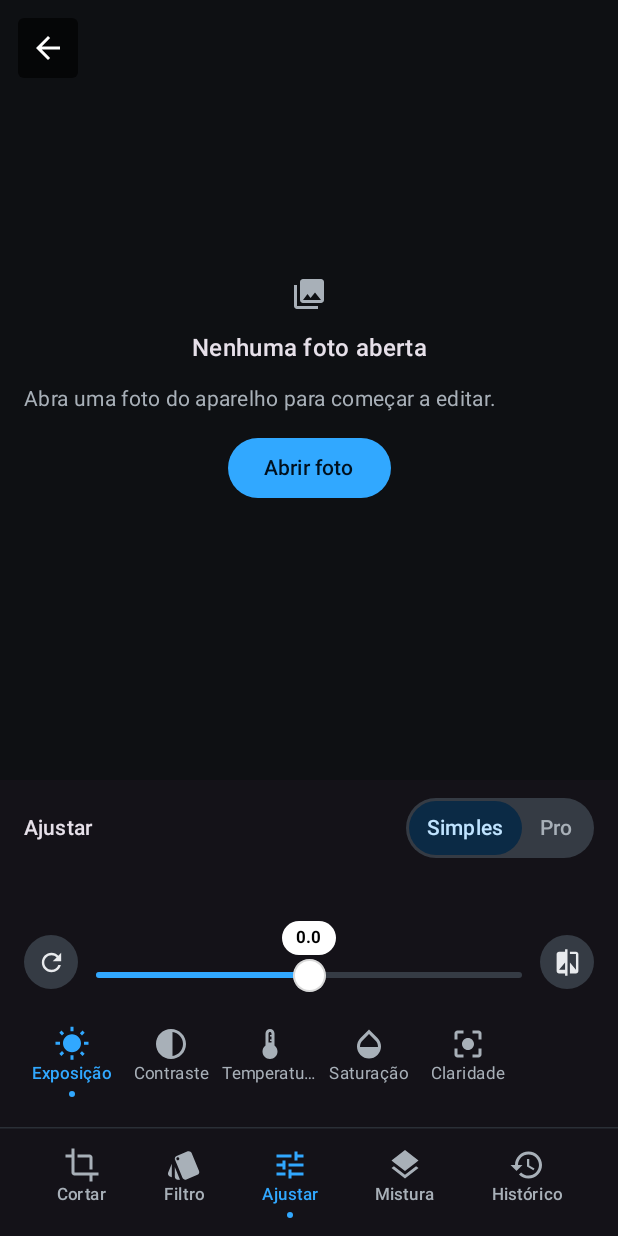
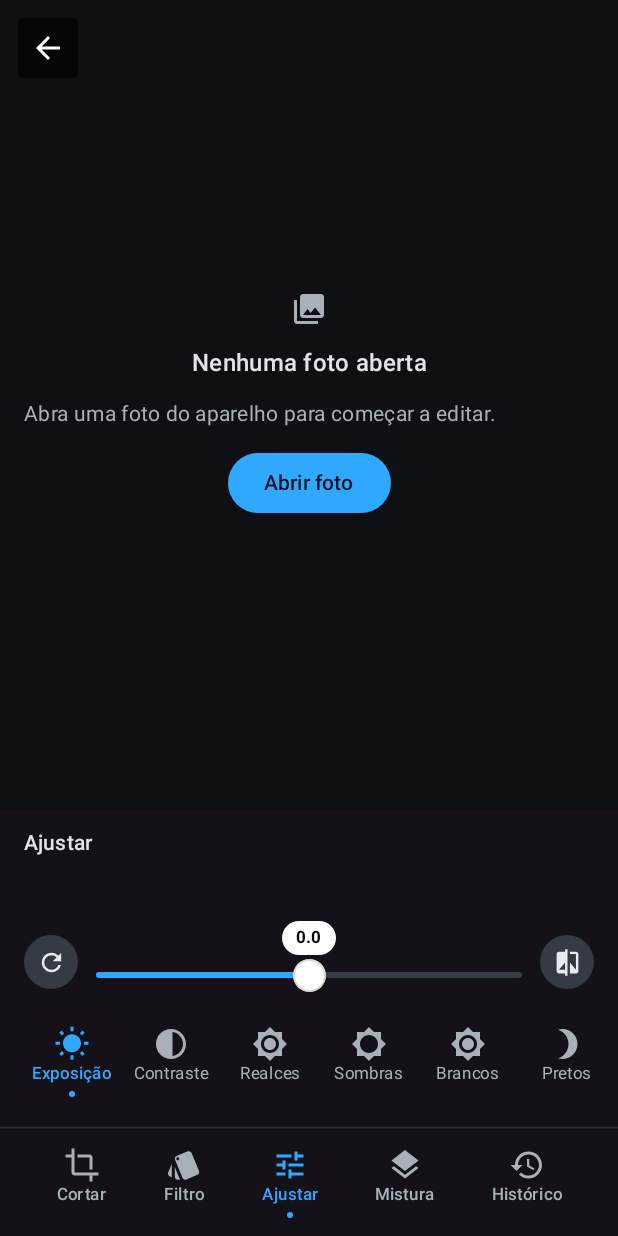
Before and after one commit to rennervdprog/lume, an Android app built with Jetpack Compose: the EditorScreen screen opened through its navigation route, on a phone screen of 412 x 824 dp. Run offline under Robolectric (Android 15) with nearby library versions, the phone set to English and light mode, and no system bars; our stand-ins replace Room's generated code.

Commit message:
Tira o seletor Simples/Pro, Pro sempre visivel (0.14.1)

```diff
--- a/app/build.gradle.kts
+++ b/app/build.gradle.kts
@@ -16,8 +16,8 @@ android {
         applicationId = "app.lume"
         minSdk = 24
         targetSdk = 36
-        versionCode = 16
-        versionName = "0.14.0"
+        versionCode = 17
+        versionName = "0.14.1"
 
         testInstrumentationRunner = "androidx.test.runner.AndroidJUnitRunner"
     }
--- a/app/src/main/java/app/lume/ui/editor/EditorPanels.kt
+++ b/app/src/main/java/app/lume/ui/editor/EditorPanels.kt
@@ -65,7 +65,6 @@ import androidx.compose.material3.Icon
 import androidx.compose.material3.IconButton
 import androidx.compose.material3.MaterialTheme
 import androidx.compose.material3.OutlinedButton
-import androidx.compose.material3.Surface
 import androidx.compose.material3.Text
 import androidx.compose.material3.TextButton
 import androidx.compose.runtime.Composable
@@ -198,18 +197,21 @@ internal fun EditorToolRail(
 }
 
 /**
- * Painel Ajustar (v4): todos os controles de luz, cor e efeitos num
- * só lugar, com trilho de ícones rolável. Simples mostra 5
- * controles; Pro abre os 15, com HSL e Curva no fim do trilho. O
- * histograma fica sempre visível no topo do painel.
+ * Painel Ajustar (v4, sem seletor desde 0.14.1): todos os controles
+ * de luz, cor e efeitos num só lugar, com trilho de ícones rolável.
+ * O trilho lista SEMPRE as 23 ferramentas — nada some atrás de
+ * modo. Só o que é Pro de verdade leva o selo ★: Níveis, Balanço,
+ * Névoa, Gama, Giro de cor, Desfoque e Pele travam no toque
+ * (paywall); o HSL leva o selo porque 4 canais dentro dele são
+ * Pro, mas o toque abre a seção (os 4 canais grátis funcionam).
+ * RGB e Curva são grátis e não levam selo, como a tabela aprovada.
+ * O histograma fica sempre visível no topo do painel.
  */
 @Composable
 internal fun AdjustPanel(
     recipe: Recipe,
     histogram: List<Float>,
     isPro: Boolean,
-    simpleMode: Boolean,
-    onSimpleModeChange: (Boolean) -> Unit,
     selectedSub: String,
     onSubSelect: (String) -> Unit,
     hslChannel: Int,
@@ -222,24 +224,15 @@ internal fun AdjustPanel(
     onCompareChange: (Boolean) -> Unit,
     modifier: Modifier = Modifier
 ) {
-    // Simples: 5 controles sobre a MESMA receita. Nada se perde ao
-    // trocar para o modo Pro — só a densidade muda.
-    val options = if (simpleMode) {
-        listOf(
-            IconSubOption("exposure", "Exposição", Icons.Filled.WbSunny),
-            IconSubOption("contrast", "Contraste", Icons.Filled.Contrast),
-            IconSubOption("temperature", "Temperatura", Icons.Filled.Thermostat),
-            IconSubOption("saturation", "Saturação", Icons.Filled.Opacity),
-            IconSubOption("clarity", "Claridade", Icons.Filled.CenterFocusStrong)
-        )
-    } else {
-        // Ajustar Pro (0.14.0): os itens novos do motor entram no
-        // fim do trilho, depois da Curva. Os Pro levam o selo ★ e o
-        // toque abre o paywall — nada some atrás de modo. O RGB é
-        // grátis (CURVES_BASIC): sem selo, como a tabela aprovada.
+    // Trilho único: as 23 ferramentas sobre a MESMA receita, sempre
+    // visíveis. Os Pro levam o selo ★ e o toque abre o paywall —
+    // nada some atrás de modo. O RGB é grátis (CURVES_BASIC): sem
+    // selo, como a tabela aprovada. O HSL leva selo sem travar
+    // (proInside): os 4 canais grátis abrem, os 4 Pro travam dentro.
     val adjustProLocked = !ProPolicy.isUnlocked(Feature.ADJUST_PRO, isPro)
     val blurSkinLocked = !ProPolicy.isUnlocked(Feature.BLUR_SKIN, isPro)
-        listOf(
+    val hslHasProInside = !ProPolicy.isUnlocked(Feature.HSL_FULL, isPro)
+    val options = listOf(
         IconSubOption("exposure", "Exposição", Icons.Filled.WbSunny),
         IconSubOption("contrast", "Contraste", Icons.Filled.Contrast),
         IconSubOption("highlights", "Realces", Icons.Filled.BrightnessHigh),
@@ -253,7 +246,7 @@ internal fun AdjustPanel(
         IconSubOption("clarity", "Claridade", Icons.Filled.CenterFocusStrong),
         IconSubOption("vignette", "Vinheta", Icons.Filled.FilterFrames),
         IconSubOption("fade", "Desbotado", Icons.Filled.Gradient),
-            IconSubOption("hsl", "HSL", Icons.Filled.ColorLens),
+        IconSubOption("hsl", "HSL", Icons.Filled.ColorLens, proInside = hslHasProInside),
         IconSubOption("curve", "Curva", Icons.Filled.ShowChart),
         IconSubOption("levels", "Níveis", Icons.Filled.Tonality, adjustProLocked),
         IconSubOption("balance", "Balanço", Icons.Filled.WbCloudy, adjustProLocked),
@@ -264,7 +257,6 @@ internal fun AdjustPanel(
         IconSubOption("blur", "Desfoque", Icons.Filled.BlurOn, blurSkinLocked),
         IconSubOption("smooth", "Pele", Icons.Filled.Face, blurSkinLocked)
     )
-    }
     val effectiveSub = if (options.any { it.id == selectedSub }) {
         selectedSub
     } else {
@@ -277,10 +269,7 @@ internal fun AdjustPanel(
         verticalArrangement = Arrangement.spacedBy(LumeSpacing.xs)
     ) {
         PanelHeader(
-            title = "Ajustar",
-            trailing = {
-                MiniSegment(simple = simpleMode, onChange = onSimpleModeChange)
-            }
+            title = "Ajustar"
         )
         HistogramStrip(values = histogram)
         when (effectiveSub) {
@@ -642,65 +631,6 @@ private fun RgbSection(
             formatValue = ::formatSigned,
             onReset = { onDraft(recipe.copy(rgbB = 0f)); onCommit() },
             onCompareChange = onCompareChange
-        )
-    }
-}
-
-/** Segmento pequeno Simples/Pro no cabeçalho do painel Luz. */
-@Composable
-private fun MiniSegment(
-    simple: Boolean,
-    onChange: (Boolean) -> Unit,
-    modifier: Modifier = Modifier
-) {
-    Surface(
-        color = MaterialTheme.colorScheme.surfaceContainerHighest,
-        shape = CircleShape,
-        modifier = modifier
-    ) {
-        Row(modifier = Modifier.padding(2.dp)) {
-            MiniSegmentOption(
-                label = "Simples",
-                selected = simple,
-                onClick = { onChange(true) }
-            )
-            MiniSegmentOption(
-                label = "Pro",
-                selected = !simple,
-                onClick = { onChange(false) }
-            )
-        }
-    }
-}
-
-@Composable
-private fun MiniSegmentOption(
-    label: String,
-    selected: Boolean,
-    onClick: () -> Unit,
-    modifier: Modifier = Modifier
-) {
-    Box(
-        modifier = modifier
-            .clip(CircleShape)
-            .background(
-                if (selected) {
-                    MaterialTheme.colorScheme.primaryContainer
-                } else {
-                    Color.Transparent
-                }
-            )
-            .clickable(onClick = onClick)
-            .padding(horizontal = LumeSpacing.sm, vertical = LumeSpacing.xs)
-    ) {
-        Text(
-            text = label,
-            style = MaterialTheme.typography.labelLarge,
-            color = if (selected) {
-                MaterialTheme.colorScheme.onPrimaryContainer
-            } else {
-                MaterialTheme.colorScheme.onSurfaceVariant
-            }
         )
     }
 }
--- a/app/src/main/java/app/lume/ui/editor/EditorScreen.kt
+++ b/app/src/main/java/app/lume/ui/editor/EditorScreen.kt
@@ -99,7 +99,6 @@ fun EditorScreen(
     val scope = rememberCoroutineScope()
     val context = LocalContext.current
     var selectedTool by remember { mutableStateOf(EditorTool.ADJUST) }
-    var simpleMode by remember { mutableStateOf(true) }
     var splitMode by remember { mutableStateOf(false) }
     var splitFraction by remember { mutableFloatStateOf(0.5f) }
     var showSaveDialog by remember { mutableStateOf(false) }
@@ -580,8 +579,6 @@ fun EditorScreen(
                             recipe = state.recipe,
                             histogram = state.histogram,
                             isPro = state.isPro,
-                            simpleMode = simpleMode,
-                            onSimpleModeChange = { simpleMode = it },
                             selectedSub = adjustSub,
                             onSubSelect = { adjustSub = it },
                             hslChannel = hslChannel,
--- a/app/src/main/java/app/lume/ui/editor/SlimControls.kt
+++ b/app/src/main/java/app/lume/ui/editor/SlimControls.kt
@@ -295,7 +295,14 @@ internal data class IconSubOption(
      * Recurso Pro no plano grátis: o item fica visível com o selo ★
      * e o toque abre o paywall ([onLockedSelect]) em vez de selecionar.
      */
-    val sealed: Boolean = false
+    val sealed: Boolean = false,
+    /**
+     * Tem Pro dentro, mas o item em si é usável no plano grátis:
+     * mostra o selo ★ e o toque seleciona normalmente — a trava
+     * mora dentro da seção (ex.: HSL: 4 canais grátis, 4 Pro).
+     * Nunca combine com [sealed]: selo que trava já é [sealed].
+     */
+    val proInside: Boolean = false
 )
 
 /**
@@ -333,6 +340,8 @@ internal fun ProSealBadge(
  * de cada item é "sub_<id>". Item com selo ([IconSubOption.sealed])
  * mostra o selo ★ e o toque abre o paywall ([onLockedSelect]) em
  * vez de selecionar — o recurso fica visível, nunca escondido.
+ * Item com Pro dentro ([IconSubOption.proInside]) também mostra o
+ * selo ★, mas o toque seleciona normalmente.
  */
 @Composable
 internal fun IconSubRail(
@@ -384,7 +393,7 @@ internal fun IconSubRail(
                         tint = tint,
                         modifier = Modifier.size(24.dp)
                     )
-                    if (option.sealed) {
+                    if (option.sealed || option.proInside) {
                         ProSealBadge(
                             modifier = Modifier.offset(x = 6.dp, y = (-6).dp)
                         )
@@ -419,7 +428,7 @@ internal fun IconSubRail(
 
 /**
  * Cabeçalho de painel (v4): título à esquerda e uma ação à
- * direita (ex.: o segmento Simples/Pro, o "Limpar tudo").
+ * direita (ex.: o "Limpar tudo").
  */
 @Composable
 internal fun PanelHeader(
```
Also changed, not shown: 1 other file. Lines whose indentation alone changed are shown as unchanged.
